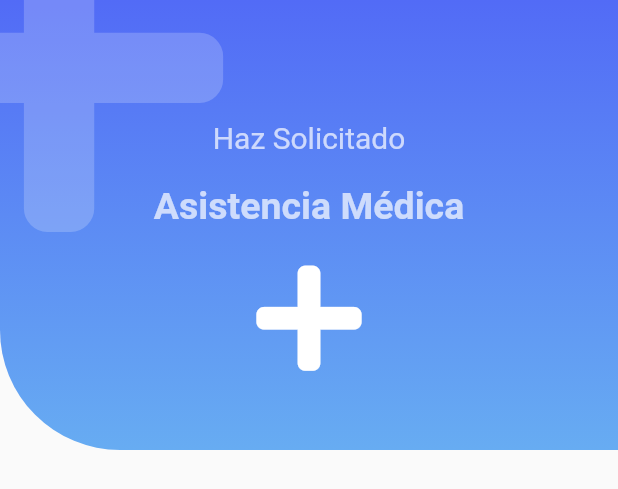
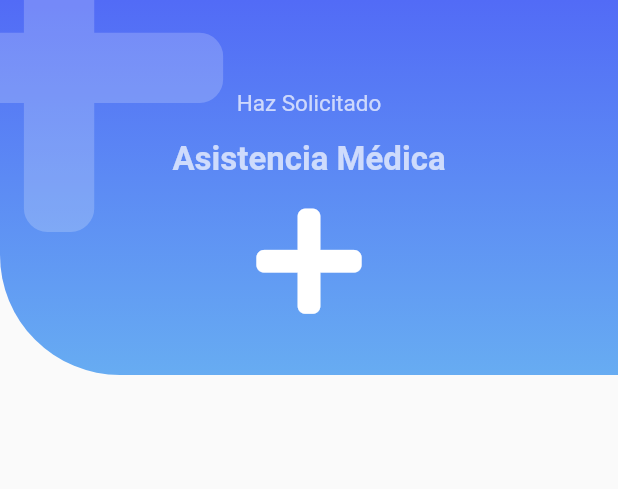
Before and after one commit to gvillegasc/header-style-flutter, a Flutter app: the IconHeader widget shown alone on an empty page, opened directly, on a phone screen of 412 x 824 dp. Shown: the top 489 px of the screen. Run offline on Flutter 3.47's test engine with Material 2 defaults, Android fonts, the phone set to English and light mode, and no system bars; our stand-ins replace flutter_svg, font_awesome_flutter.

```diff
--- a/lib/src/widgets/headers.dart
+++ b/lib/src/widgets/headers.dart
@@ -250,21 +250,21 @@ class IconHeader extends StatelessWidget {
         Column(
           children: <Widget>[
             SizedBox(
-              height: 80,
+              height: 60,
               width: double.infinity,
             ),
             Text(this.subtitulo,
-                style: TextStyle(fontSize: 20, color: colorBlanco)),
+                style: TextStyle(fontSize: 15, color: colorBlanco)),
             SizedBox(
-              height: 20,
+              height: 15,
             ),
             Text(this.titulo,
                 style: TextStyle(
-                    fontSize: 25,
+                    fontSize: 22,
                     color: colorBlanco,
                     fontWeight: FontWeight.bold)),
             SizedBox(
-              height: 20,
+              height: 15,
             ),
             FaIcon(
               this.icon,
@@ -288,7 +288,7 @@ class _IconHeaderBackground extends StatelessWidget {
   Widget build(BuildContext context) {
     return Container(
       width: double.infinity,
-      height: 300,
+      height: 250,
       decoration: BoxDecoration(
           borderRadius: BorderRadius.only(bottomLeft: Radius.circular(80)),
           gradient: LinearGradient(
```
Also changed, not shown: lib/src/pages/emergency_page.dart (+16 -2 lines), lib/src/widgets/boton_gorde.dart (added, +29 -0 lines).
